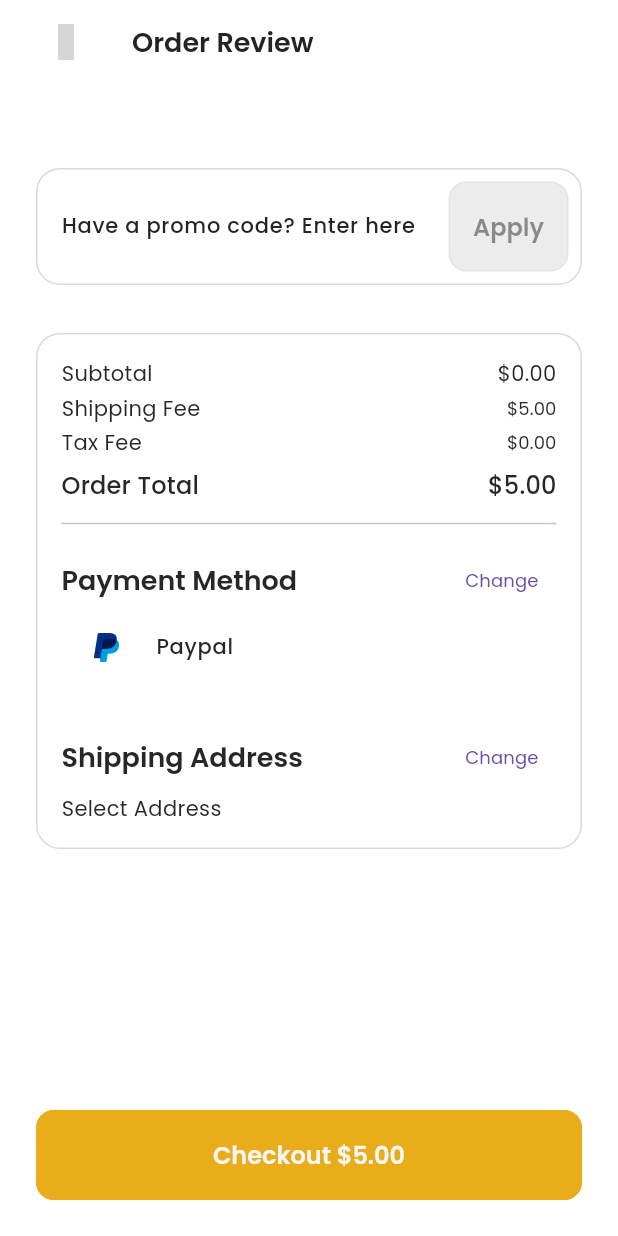
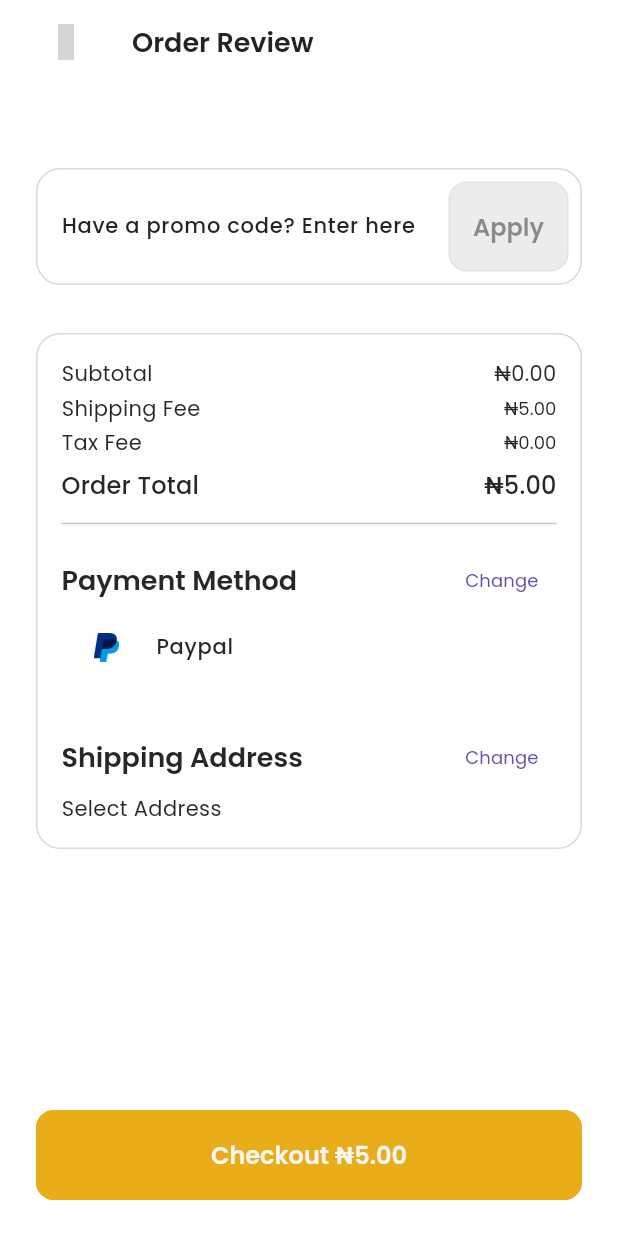
Before and after one commit to billachusim/nkwonnewiapp, a Flutter app: the CheckoutScreen screen opened by its route, on a phone screen of 412 x 824 dp. Run offline on Flutter 3.47's test engine with Material 3 defaults, Android fonts, the phone set to English and light mode, and no system bars; our stand-ins replace cached_network_image, cloud_firestore, connectivity_plus, firebase_auth, firebase_core, firebase_storage and 14 more; missing offline and left inert: firebase_app_check, flutter_facebook_auth; accounts and stored records are empty; project files that could hold a hidden picture were left out; grey boxes are pictures that could not be loaded.

Commit message:
Updated currency symbols and formatting to Naira (₦), modified phone number validation to a 12-digit requirement, and added the app logo to the home app bar. Also updated iOS platform version to 16.1 and refined several controller bindings and UI components.

```diff
--- a/lib/bindings/general_bindings.dart
+++ b/lib/bindings/general_bindings.dart
@@ -1,5 +1,6 @@
 import 'package:get/get.dart';
 import '../features/personalization/controllers/address_controller.dart';
+import '../features/shop/controllers/brand_controller.dart';
 import '../features/shop/controllers/checkout_controller.dart';
 import '../features/shop/controllers/product/images_controller.dart';
 import '../features/shop/controllers/product/variation_controller.dart';
@@ -15,6 +16,7 @@ class GeneralBindings extends Bindings {
     Get.put(CheckoutController());
     Get.put(VariationController());
     Get.put(ImagesController());
+    Get.put(BrandController());
 
     /// -- Other
     Get.put(AddressController());
--- a/lib/common/widgets/products/cart/billing_amount_section.dart
+++ b/lib/common/widgets/products/cart/billing_amount_section.dart
@@ -1,6 +1,7 @@
 import 'package:flutter/material.dart';
 
 import '../../../../utils/constants/sizes.dart';
+import '../../../../utils/formatters/formatter.dart';
 import '../../../../utils/helpers/pricing_calculator.dart';
 
 class TBillingAmountSection extends StatelessWidget {
@@ -16,7 +17,7 @@ class TBillingAmountSection extends StatelessWidget {
         Row(
           children: [
             Expanded(child: Text('Subtotal', style: Theme.of(context).textTheme.bodyMedium)),
-            Text('\$${subTotal.toStringAsFixed(2)}', style: Theme.of(context).textTheme.bodyMedium),
+            Text(TFormatter.formatCurrency(subTotal), style: Theme.of(context).textTheme.bodyMedium),
           ],
         ),
         const SizedBox(height: TSizes.spaceBtwItems / 2),
@@ -25,10 +26,8 @@ class TBillingAmountSection extends StatelessWidget {
         Row(
           children: [
             Expanded(child: Text('Shipping Fee', style: Theme.of(context).textTheme.bodyMedium)),
-            Text(
-              '\$${TPricingCalculator.calculateShippingCost(subTotal, 'US')}',
-              style: Theme.of(context).textTheme.labelLarge,
-            ),
+            Text(TFormatter.formatCurrency(double.parse(TPricingCalculator.calculateShippingCost(subTotal, 'NG'))),
+                style: Theme.of(context).textTheme.labelLarge),
           ],
         ),
         const SizedBox(height: TSizes.spaceBtwItems / 2),
@@ -37,10 +36,8 @@ class TBillingAmountSection extends StatelessWidget {
         Row(
           children: [
             Expanded(child: Text('Tax Fee', style: Theme.of(context).textTheme.bodyMedium)),
-            Text(
-              '\$${TPricingCalculator.calculateTax(subTotal, 'US')}',
-              style: Theme.of(context).textTheme.labelLarge,
-            ),
+            Text(TFormatter.formatCurrency(double.parse(TPricingCalculator.calculateTax(subTotal, 'NG'))),
+                style: Theme.of(context).textTheme.labelLarge),
           ],
         ),
         const SizedBox(height: TSizes.spaceBtwItems),
@@ -49,7 +46,7 @@ class TBillingAmountSection extends StatelessWidget {
         Row(
           children: [
             Expanded(child: Text('Order Total', style: Theme.of(context).textTheme.titleMedium)),
-            Text('\$${TPricingCalculator.calculateTotalPrice(subTotal, 'US').toStringAsFixed(2)}',
+            Text(TFormatter.formatCurrency(TPricingCalculator.calculateTotalPrice(subTotal, 'NG')),
                 style: Theme.of(context).textTheme.titleMedium),
           ],
         ),
--- a/lib/common/widgets/texts/t_product_price_text.dart
+++ b/lib/common/widgets/texts/t_product_price_text.dart
@@ -3,7 +3,7 @@ import 'package:flutter/material.dart';
 class TProductPriceText extends StatelessWidget {
   const TProductPriceText({
     super.key,
-    this.currencySign = '\$',
+    this.currencySign = '₦',
     required this.price,
     this.isLarge = false,
     this.maxLines = 1,
--- a/lib/features/shop/controllers/product/product_controller.dart
+++ b/lib/features/shop/controllers/product/product_controller.dart
@@ -65,7 +65,7 @@ class ProductController extends GetxController {
         return largestPrice.toString();
       } else {
         // Otherwise, return a price range
-        return '$smallestPrice - \$$largestPrice';
+        return '$smallestPrice - ₦$largestPrice';
       }
     }
   }
--- a/lib/features/shop/screens/brand/all_brands.dart
+++ b/lib/features/shop/screens/brand/all_brands.dart
@@ -15,7 +15,7 @@ class AllBrandsScreen extends StatelessWidget {
 
   @override
   Widget build(BuildContext context) {
-    final controller = BrandController.instance;
+    final controller = Get.put(BrandController());
     return Scaffold(
       appBar: const TAppBar(showBackArrow: true, title: Text('Retailers')),
       body: SingleChildScrollView(
--- a/lib/features/shop/screens/cart/cart.dart
+++ b/lib/features/shop/screens/cart/cart.dart
@@ -6,6 +6,7 @@ import '../../../../common/widgets/loaders/animation_loader.dart';
 import '../../../../home_menu.dart';
 import '../../../../utils/constants/image_strings.dart';
 import '../../../../utils/constants/sizes.dart';
+import '../../../../utils/formatters/formatter.dart';
 import '../../controllers/product/cart_controller.dart';
 import '../checkout/checkout.dart';
 import 'widgets/cart_items.dart';
@@ -53,7 +54,7 @@ class CartScreen extends StatelessWidget {
                     width: double.infinity,
                     child: ElevatedButton(
                       onPressed: () => Get.to(() => const CheckoutScreen()),
-                      child: Obx(() => Text('Checkout ${controller.totalCartPrice.value}')),
+                      child: Obx(() => Text('Checkout ${TFormatter.formatCurrency(controller.totalCartPrice.value)}')),
                     ),
                   ),
                 )
--- a/lib/features/shop/screens/checkout/checkout.dart
+++ b/lib/features/shop/screens/checkout/checkout.dart
@@ -7,6 +7,7 @@ import '../../../../common/widgets/products/cart/billing_amount_section.dart';
 import '../../../../common/widgets/products/cart/coupon_code.dart';
 import '../../../../utils/constants/colors.dart';
 import '../../../../utils/constants/sizes.dart';
+import '../../../../utils/formatters/formatter.dart';
 import '../../../../utils/helpers/helper_functions.dart';
 import '../../../../utils/helpers/pricing_calculator.dart';
 import '../../../../utils/popups/loaders.dart';
@@ -24,7 +25,7 @@ class CheckoutScreen extends StatelessWidget {
     final cartController = CartController.instance;
     final subTotal = cartController.totalCartPrice.value;
     final orderController = Get.put(OrderController());
-    final totalAmount = TPricingCalculator.calculateTotalPrice(subTotal, 'US');
+    final totalAmount = TPricingCalculator.calculateTotalPrice(subTotal, 'NG');
     final dark = THelperFunctions.isDarkMode(context);
     return Scaffold(
       appBar: const TAppBar(title: Text('Order Review'), showBackArrow: true),
@@ -81,7 +82,7 @@ class CheckoutScreen extends StatelessWidget {
             onPressed: subTotal > 0
                 ? () => orderController.processOrder(totalAmount)
                 : () => TLoaders.warningSnackBar(title: 'Empty Cart', message: 'Add items in the cart in order to proceed.'),
-            child: Text('Checkout \$${totalAmount.toStringAsFixed(2)}'),
+            child: Text('Checkout ${TFormatter.formatCurrency(totalAmount)}'),
           ),
         ),
       ),
--- a/lib/features/shop/screens/search/search.dart
+++ b/lib/features/shop/screens/search/search.dart
@@ -226,14 +226,14 @@ class SearchScreen extends StatelessWidget {
                   Expanded(
                     child: TextFormField(
                       onChanged: (value) => searchController.minPrice.value = double.parse(value),
-                      decoration: const InputDecoration(hintText: '\$ Lowest'),
+                      decoration: const InputDecoration(hintText: '₦ Lowest'),
                     ),
                   ),
                   const SizedBox(width: TSizes.spaceBtwItems),
                   Expanded(
                     child: TextFormField(
                       onChanged: (value) => searchController.maxPrice.value = double.parse(value),
-                      decoration: const InputDecoration(hintText: '\$ Highest'),
+                      decoration: const InputDecoration(hintText: '₦ Highest'),
                     ),
                   ),
                 ],
--- a/lib/utils/formatters/formatter.dart
+++ b/lib/utils/formatters/formatter.dart
@@ -7,7 +7,7 @@ class TFormatter {
   }
 
   static String formatCurrency(double amount) {
-    return NumberFormat.currency(locale: 'en_US', symbol: '\$').format(amount); // Customize the currency locale and symbol as needed
+    return NumberFormat.currency(locale: 'en_NG', symbol: '₦').format(amount);
   }
 
   static String formatPhoneNumber(String phoneNumber) {
--- a/lib/utils/validators/validation.dart
+++ b/lib/utils/validators/validation.dart
@@ -89,11 +89,11 @@ class TValidator {
       return 'Phone number is required.';
     }
 
-    // Allow international phone numbers with flexible length and common separators.
-    final phoneRegExp = RegExp(r'^\+?[0-9()\-\s]+$');
+    // Regular expression for phone number validation (assuming a 10-digit US phone number format)
+    final phoneRegExp = RegExp(r'^\d{12}$');
 
     if (!phoneRegExp.hasMatch(value)) {
-      return 'Invalid phone number format.';
+      return 'Invalid phone number format (12 digits required).';
     }
 
     return null;
```
Also changed, not shown: lib/features/shop/screens/home/widgets/home_appbar.dart (+9 -1 lines), lib/features/shop/screens/product_detail/widgets/product_meta_data.dart (+3 -7 lines), 1 other file.
